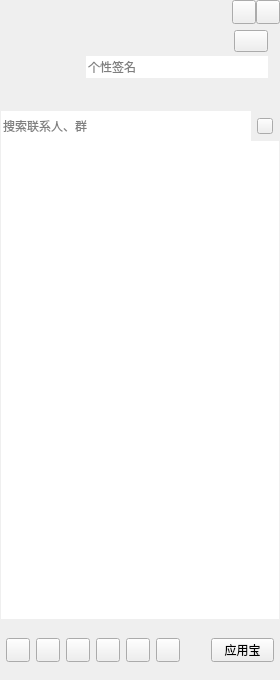
Qt form CCMainWindow.ui (jmh000527/criker-client) before a commit.
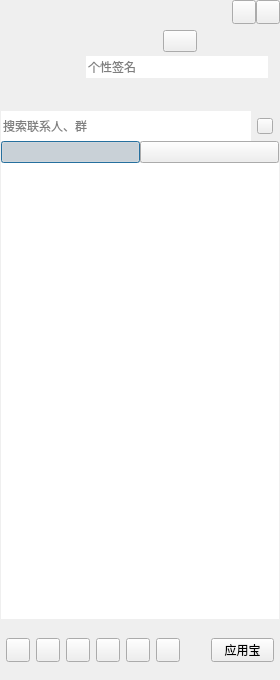
The same form after that commit. Icons and pictures are not drawn.

Commit message: Finished  recieved message list.

What changed in the file:
```diff
--- a/CCMainWindow.ui
+++ b/CCMainWindow.ui
@@ -248,6 +248,19 @@
               </property>
              </widget>
             </item>
+            <item>
+             <spacer name="horizontalSpacer_3">
+              <property name="orientation">
+               <enum>Qt::Horizontal</enum>
+              </property>
+              <property name="sizeHint" stdset="0">
+               <size>
+                <width>40</width>
+                <height>20</height>
+               </size>
+              </property>
+             </spacer>
+            </item>
            </layout>
           </item>
           <item>
@@ -412,28 +425,124 @@
        </widget>
       </item>
       <item>
-       <widget class="QScrollArea" name="scrollArea">
-        <property name="frameShape">
-         <enum>QFrame::NoFrame</enum>
-        </property>
-        <property name="widgetResizable">
-         <bool>true</bool>
-        </property>
-        <widget class="QWidget" name="scrollAreaWidgetContents">
-         <property name="geometry">
-          <rect>
-           <x>0</x>
-           <y>0</y>
-           <width>278</width>
-           <height>472</height>
-          </rect>
+       <widget class="QWidget" name="barWidget" native="true">
+        <layout class="QHBoxLayout" name="tabBar">
+         <property name="spacing">
+          <number>0</number>
          </property>
-         <property name="sizePolicy">
-          <sizepolicy hsizetype="Expanding" vsizetype="Expanding">
-           <horstretch>0</horstretch>
-           <verstretch>0</verstretch>
-          </sizepolicy>
+         <property name="leftMargin">
+          <number>0</number>
          </property>
+         <property name="topMargin">
+          <number>0</number>
+         </property>
+         <property name="rightMargin">
+          <number>0</number>
+         </property>
+         <property name="bottomMargin">
+          <number>0</number>
+         </property>
+         <item>
+          <widget class="QPushButton" name="btnMessage">
+           <property name="text">
+            <string/>
+           </property>
+           <property name="icon">
+            <iconset resource="CCMainWindow.qrc">
+             <normaloff>:/Resources/MainWindow/tab/icon_last_normal.png</normaloff>
+             <normalon>:/Resources/MainWindow/tab/icon_last_selected.png</normalon>:/Resources/MainWindow/tab/icon_last_normal.png</iconset>
+           </property>
+           <property name="iconSize">
+            <size>
+             <width>22</width>
+             <height>22</height>
+            </size>
+           </property>
+           <property name="checkable">
+            <bool>true</bool>
+           </property>
+           <property name="checked">
+            <bool>true</bool>
+           </property>
+           <property name="autoExclusive">
+            <bool>true</bool>
+           </property>
+           <property name="autoDefault">
+            <bool>false</bool>
+           </property>
+           <property name="default">
+            <bool>true</bool>
+           </property>
+          </widget>
+         </item>
+         <item>
+          <widget class="QPushButton" name="btnContact">
+           <property name="text">
+            <string/>
+           </property>
+           <property name="icon">
+            <iconset resource="CCMainWindow.qrc">
+             <normaloff>:/Resources/MainWindow/tab/icon_group_normal.png</normaloff>
+             <normalon>:/Resources/MainWindow/tab/icon_group_selected.png</normalon>:/Resources/MainWindow/tab/icon_group_normal.png</iconset>
+           </property>
+           <property name="iconSize">
+            <size>
+             <width>22</width>
+             <height>22</height>
+            </size>
+           </property>
+           <property name="checkable">
+            <bool>true</bool>
+           </property>
+           <property name="autoExclusive">
+            <bool>true</bool>
+           </property>
+           <property name="autoDefault">
+            <bool>false</bool>
+           </property>
+          </widget>
+         </item>
+        </layout>
+       </widget>
+      </item>
+      <item>
+       <widget class="QStackedWidget" name="stackedWidget">
+        <widget class="QWidget" name="pageMessage">
+         <layout class="QGridLayout" name="gridLayout">
+          <property name="leftMargin">
+           <number>0</number>
+          </property>
+          <property name="topMargin">
+           <number>0</number>
+          </property>
+          <property name="rightMargin">
+           <number>0</number>
+          </property>
+          <property name="bottomMargin">
+           <number>0</number>
+          </property>
+          <property name="spacing">
+           <number>0</number>
+          </property>
+          <item row="0" column="0">
+           <widget class="QListWidget" name="msgListWidget">
+            <property name="frameShape">
+             <enum>QFrame::NoFrame</enum>
+            </property>
+            <property name="verticalScrollBarPolicy">
+             <enum>Qt::ScrollBarAsNeeded</enum>
+            </property>
+            <property name="horizontalScrollBarPolicy">
+             <enum>Qt::ScrollBarAlwaysOff</enum>
+            </property>
+            <property name="editTriggers">
+             <set>QAbstractItemView::AllEditTriggers</set>
+            </property>
+           </widget>
+          </item>
+         </layout>
+        </widget>
+        <widget class="QWidget" name="pageContact">
          <layout class="QVBoxLayout" name="verticalLayout_3">
           <property name="spacing">
            <number>0</number>
@@ -456,7 +565,7 @@
              <enum>QFrame::NoFrame</enum>
             </property>
             <property name="verticalScrollBarPolicy">
-             <enum>Qt::ScrollBarAlwaysOff</enum>
+             <enum>Qt::ScrollBarAsNeeded</enum>
             </property>
             <property name="horizontalScrollBarPolicy">
              <enum>Qt::ScrollBarAlwaysOff</enum>
```
Left out of the diff: 2 changed lines with no effect on the pictures. The commit also changes 26 other files.
